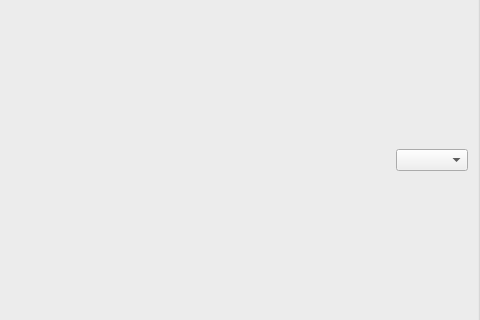
This is qt/designer/preview.ui in ankitects/anki as Qt 5 draws it before an edit; both pictures show x 237 to 717 and y 166 to 486 of the 717 by 636 pixel window. The edited form follows.
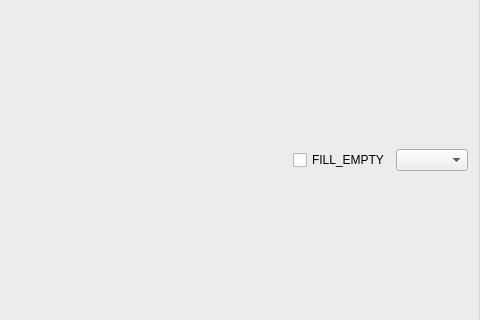
This is the edited form.

Commit message: add "fill empty" checkbox

What changed in the file:
```diff
--- a/qt/designer/preview.ui
+++ b/qt/designer/preview.ui
@@ -64,6 +64,13 @@
           </property>
          </spacer>
         </item>
+        <item>
+         <widget class="QCheckBox" name="fill_empty">
+          <property name="text">
+           <string notr="true">FILL_EMPTY</string>
+          </property>
+         </widget>
+        </item>
         <item>
          <widget class="QComboBox" name="cloze_number_combo"/>
         </item>
```
The commit also changes 10 other files.
